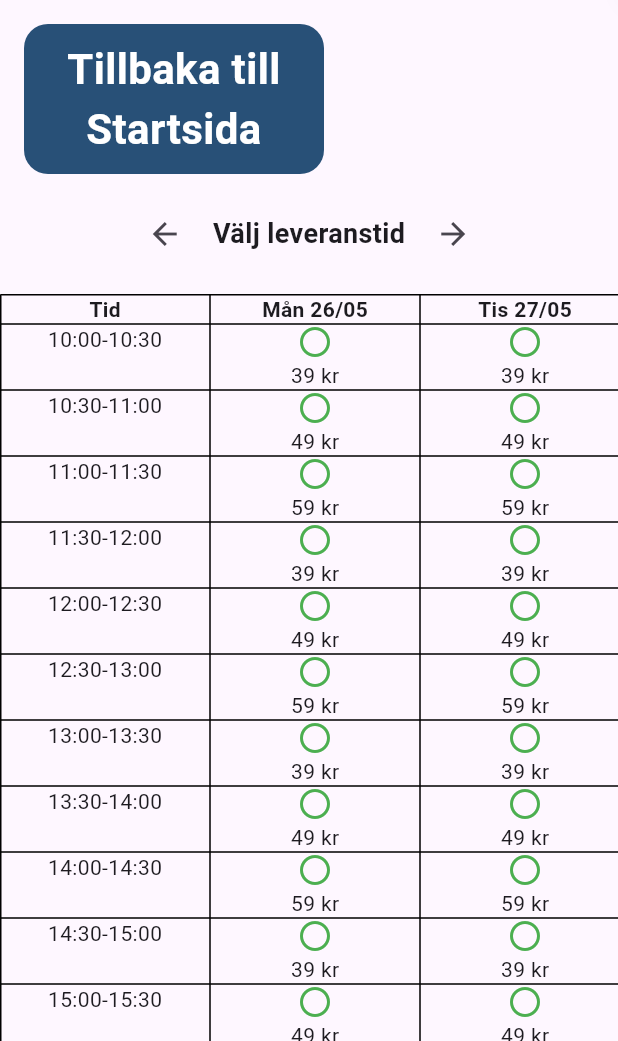
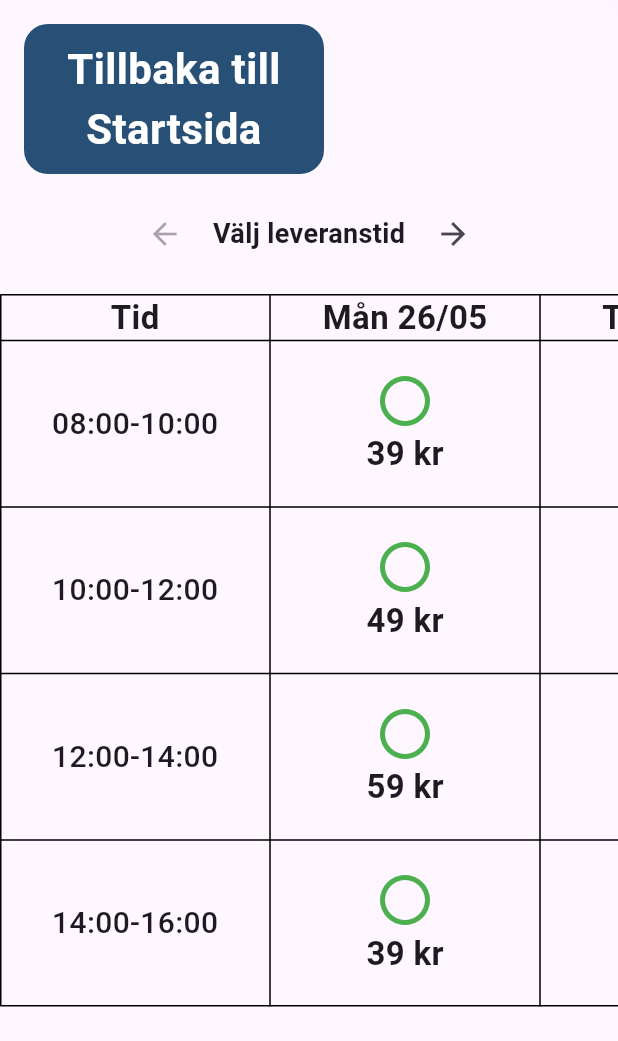
Before and after one commit to lo-gen/projekt_grupp34, a Flutter app: the LeveranstiderPage screen opened directly, on a phone screen of 412 x 824 dp, the part 195-1236 px from its top. Run offline on Flutter 3.47's test engine with Material 3 defaults, Android fonts, the phone set to English and light mode, and no system bars; our stand-ins replace google_fonts; accounts and stored records are empty; network calls fail.

Commit message:
FIxade leveranstider till en widget

```diff
--- a/lib/pages/leveranstider.dart
+++ b/lib/pages/leveranstider.dart
@@ -4,6 +4,7 @@ import 'package:projekt_grupp34/model/imat_data_handler.dart';
 import 'package:projekt_grupp34/pages/startsida.dart';
 import 'package:provider/provider.dart';
 import '../widgets/Header.dart'; // Lägg till denna import
+import '../widgets/LeveranstiderGrid.dart';
 
 class LeveranstiderPage extends StatefulWidget {
   const LeveranstiderPage({super.key});
@@ -32,11 +33,10 @@ class _LeveranstiderPageState extends State<LeveranstiderPage> {
     const weekdays = ['Mån', 'Tis', 'Ons', 'Tor', 'Fre', 'Lör', 'Sön'];
     final imat = Provider.of<ImatDataHandler>(context);
 
-    // Generera tider: 08:00-08:30, 08:30-09:00, ..., 17:30-18:00
+    // Generera tider: 08:00-10:00, 10:00-12:00, ..., 14:00-16:00
     List<String> timeIntervals = [];
-    for (int h = 10; h < 17; h++) {
-      timeIntervals.add('${h.toString().padLeft(2, '0')}:00-${h.toString().padLeft(2, '0')}:30');
-      timeIntervals.add('${h.toString().padLeft(2, '0')}:30-${(h+1).toString().padLeft(2, '0')}:00');
+    for (int h = 8; h < 16; h += 2) {
+      timeIntervals.add('${h.toString().padLeft(2, '0')}:00-${(h + 2).toString().padLeft(2, '0')}:00');
     }
 
     final List<List<Map<String, dynamic>>> slots = List.generate(
@@ -49,6 +49,13 @@ class _LeveranstiderPageState extends State<LeveranstiderPage> {
         },
       ),
     );
+
+    // Lägg till denna logik innan du bygger Row med pilarna:
+    final newStartDate = startDate.subtract(const Duration(days: 3));
+    final today = DateTime.now();
+    final newStartDateDateOnly = DateTime(newStartDate.year, newStartDate.month, newStartDate.day);
+    final todayDateOnly = DateTime(today.year, today.month, today.day);
+    final canGoBack = !newStartDateDateOnly.isBefore(todayDateOnly);
 
     return Scaffold(
       body: SingleChildScrollView(
@@ -92,7 +99,7 @@ class _LeveranstiderPageState extends State<LeveranstiderPage> {
               children: [
                 IconButton(
                   icon: const Icon(Icons.arrow_back),
-                  onPressed: _showPreviousDays,
+                  onPressed: canGoBack ? _showPreviousDays : null, // <-- Viktigt!
                 ),
                 const SizedBox(width: 8),
                 const Text('Välj leveranstid', style: TextStyle(fontSize: 18, fontWeight: FontWeight.bold)),
@@ -104,76 +111,18 @@ class _LeveranstiderPageState extends State<LeveranstiderPage> {
               ],
             ),
             const SizedBox(height: 16),
-            // Nu är bara tabellen horisontellt skrollbar, hela sidan är vertikalt skrollbar
-            SingleChildScrollView(
-              scrollDirection: Axis.horizontal,
-              child: Table(
-                border: TableBorder.all(),
-                defaultColumnWidth: const FixedColumnWidth(140.0),
-                children: [
-                  TableRow(
-                    children: [
-                      const TableCell(
-                        child: Center(child: Text('Tid', style: TextStyle(fontWeight: FontWeight.bold))),
-                      ),
-                      for (int day = 0; day < 3; day++)
-                        TableCell(
-                          child: Center(
-                            child: Text(
-                              "${weekdays[(startDate.add(Duration(days: day)).weekday - 1) % 7]} "
-                              "${startDate.add(Duration(days: day)).day.toString().padLeft(2, '0')}/"
-                              "${startDate.add(Duration(days: day)).month.toString().padLeft(2, '0')}",
-                              style: const TextStyle(fontWeight: FontWeight.bold),
-                            ),
-                          ),
-                        ),
-                    ],
-                  ),
-                  for (int i = 0; i < timeIntervals.length; i++)
-                    TableRow(
-                      children: [
-                        TableCell(
-                          child: Center(child: Text(timeIntervals[i])),
-                        ),
-                        for (int day = 0; day < 3; day++)
-                          TableCell(
-                            child: Center(
-                              child: slots[day][i]['ledig']
-                                  ? InkWell(
-                                      borderRadius: BorderRadius.circular(8),
-                                      onTap: () {
-                                        String slotValue =
-                                            "${startDate.add(Duration(days: day)).toIso8601String()} ${timeIntervals[i]}";
+            LeveranstiderGrid(
+              startDate: startDate,
+              timeIntervals: timeIntervals,
+              slots: slots,
+              onSelectSlot: (String slotValue) {
+                final imat = Provider.of<ImatDataHandler>(context, listen: false);
                 imat.setSelectedDeliveryTime(slotValue);
                 ScaffoldMessenger.of(context).showSnackBar(
                   SnackBar(content: Text("Leveranstid vald!")),
                 );
                 setState(() {});
               },
-                                      child: Column(
-                                        mainAxisAlignment: MainAxisAlignment.center,
-                                        children: [
-                                          Icon(
-                                            imat.selectedDeliveryTime ==
-                                                    "${startDate.add(Duration(days: day)).toIso8601String()} ${timeIntervals[i]}"
-                                                ? Icons.check_circle
-                                                : Icons.radio_button_unchecked,
-                                            color: imat.selectedDeliveryTime ==
-                                                    "${startDate.add(Duration(days: day)).toIso8601String()} ${timeIntervals[i]}"
-                                                ? Colors.amber
-                                                : Colors.green,
-                                          ),
-                                          Text('${slots[day][i]['pris']} kr'),
-                                        ],
-                                      ),
-                                    )
-                                  : const Icon(Icons.cancel, color: Colors.red),
-                            ),
-                          ),
-                      ],
-                    ),
-                ],
-              ),
             ),
             const SizedBox(height: 32),
           ],
--- /dev/null
+++ b/lib/widgets/LeveranstiderGrid.dart
@@ -0,0 +1,113 @@
+import 'package:flutter/material.dart';
+import 'package:provider/provider.dart';
+import '../model/imat_data_handler.dart';
+import '../app_theme.dart';
+
+class LeveranstiderGrid extends StatelessWidget {
+  final DateTime startDate;
+  final Function onSelectSlot;
+  final List<String> timeIntervals;
+  final List<List<Map<String, dynamic>>> slots;
+
+  const LeveranstiderGrid({
+    super.key,
+    required this.startDate,
+    required this.onSelectSlot,
+    required this.timeIntervals,
+    required this.slots,
+  });
+
+  @override
+  Widget build(BuildContext context) {
+    const weekdays = ['Mån', 'Tis', 'Ons', 'Tor', 'Fre', 'Lör', 'Sön'];
+    final imat = Provider.of<ImatDataHandler>(context);
+
+    return SingleChildScrollView(
+      scrollDirection: Axis.horizontal,
+      child: Table(
+        border: TableBorder.all(),
+        defaultColumnWidth: const FixedColumnWidth(180.0),
+        defaultVerticalAlignment: TableCellVerticalAlignment.middle,
+        children: [
+          TableRow(
+            children: [
+              const TableCell(
+                child: Center(
+                  child: Text(
+                    'Tid',
+                    style: TextStyle(fontWeight: FontWeight.bold, fontSize: 22),
+                  ),
+                ),
+              ),
+              for (int day = 0; day < 3; day++)
+                TableCell(
+                  child: Center(
+                    child: Text(
+                      "${weekdays[(startDate.add(Duration(days: day)).weekday - 1) % 7]} "
+                      "${startDate.add(Duration(days: day)).day.toString().padLeft(2, '0')}/"
+                      "${startDate.add(Duration(days: day)).month.toString().padLeft(2, '0')}",
+                      style: const TextStyle(fontWeight: FontWeight.bold, fontSize: 22),
+                    ),
+                  ),
+                ),
+            ],
+          ),
+          for (int i = 0; i < timeIntervals.length; i++)
+            TableRow(
+              children: [
+                TableCell(
+                  child: Padding(
+                    padding: const EdgeInsets.symmetric(vertical: 20.0),
+                    child: Center(
+                      child: Text(
+                        timeIntervals[i],
+                        style: const TextStyle(fontSize: 20, fontWeight: FontWeight.w500),
+                      ),
+                    ),
+                  ),
+                ),
+                for (int day = 0; day < 3; day++)
+                  TableCell(
+                    child: Padding(
+                      padding: const EdgeInsets.symmetric(vertical: 20.0),
+                      child: Center(
+                        child: slots[day][i]['ledig']
+                            ? InkWell(
+                                borderRadius: BorderRadius.circular(8),
+                                onTap: () {
+                                  String slotValue =
+                                      "${startDate.add(Duration(days: day)).toIso8601String()} ${timeIntervals[i]}";
+                                  onSelectSlot(slotValue);
+                                },
+                                child: Column(
+                                  mainAxisAlignment: MainAxisAlignment.center,
+                                  children: [
+                                    Icon(
+                                      imat.selectedDeliveryTime ==
+                                              "${startDate.add(Duration(days: day)).toIso8601String()} ${timeIntervals[i]}"
+                                          ? Icons.check_circle
+                                          : Icons.radio_button_unchecked,
+                                      color: imat.selectedDeliveryTime ==
+                                              "${startDate.add(Duration(days: day)).toIso8601String()} ${timeIntervals[i]}"
+                                          ? Colors.amber
+                                          : Colors.green,
+                                      size: 40,
+                                    ),
+                                    Text(
+                                      '${slots[day][i]['pris']} kr',
+                                      style: const TextStyle(fontSize: 22, fontWeight: FontWeight.bold),
+                                    ),
+                                  ],
+                                ),
+                              )
+                            : const Icon(Icons.cancel, color: Colors.red, size: 40),
+                      ),
+                    ),
+                  ),
+              ],
+            ),
+        ],
+      ),
+    );
+  }
+}
```
Lines whose indentation alone changed are shown as unchanged.
